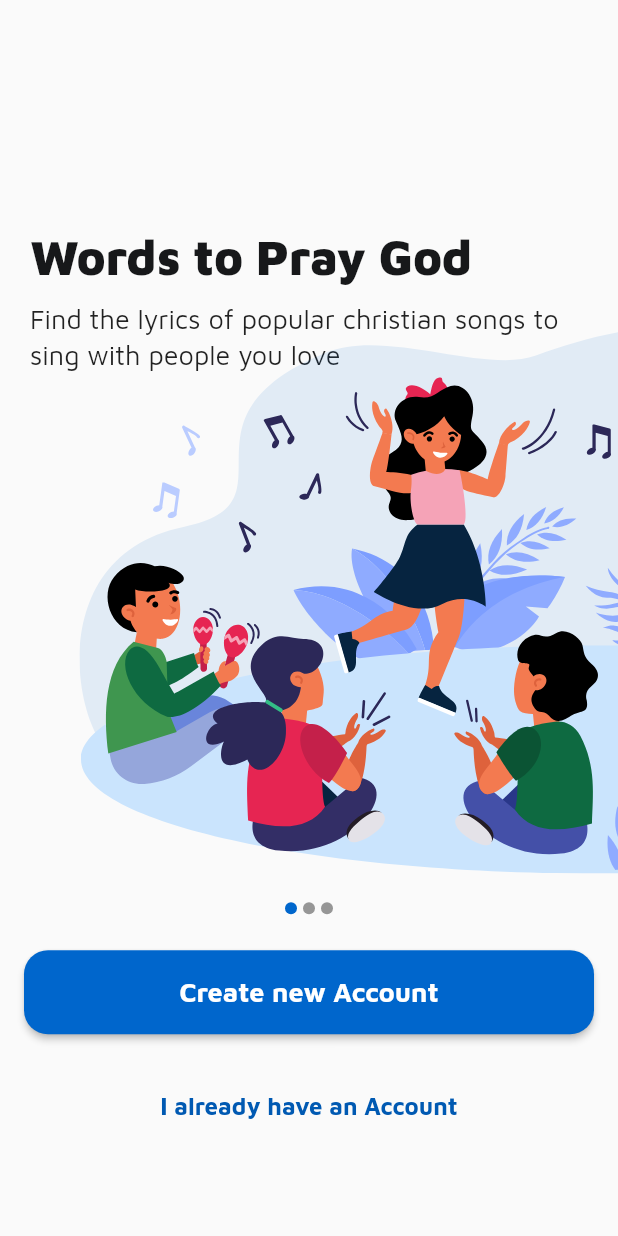
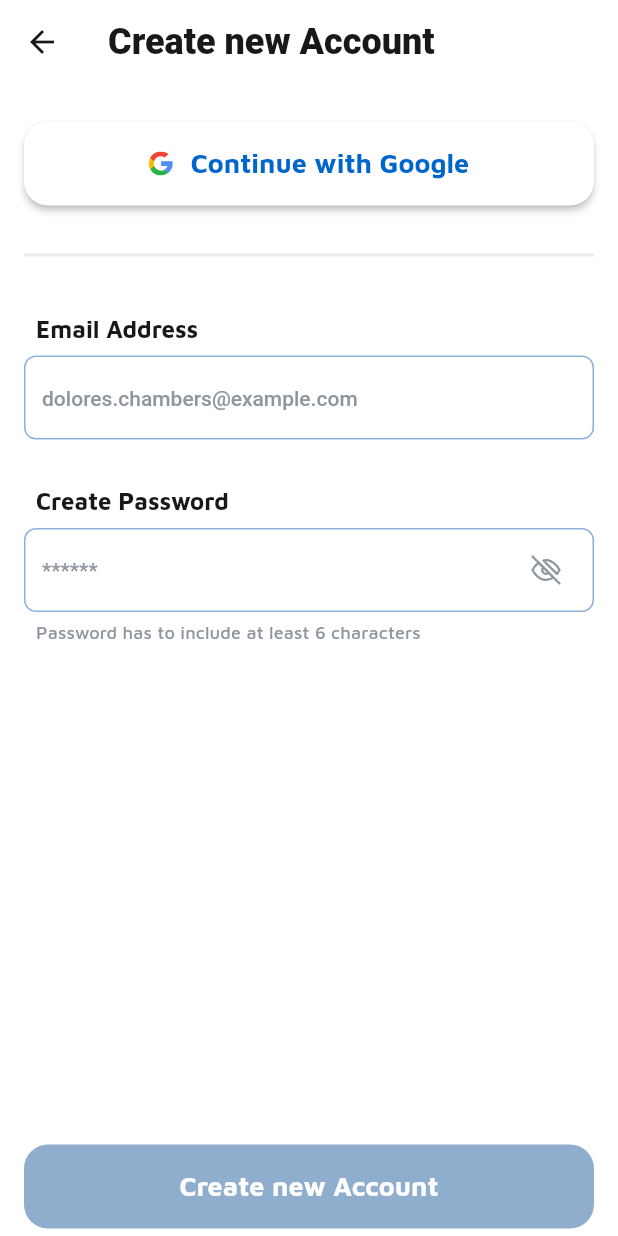
Before and after one commit to lapin7771n/worship-songs, a Flutter app: the screen it shows after launch, after a tap on "Create new Account", on a phone screen of 412 x 824 dp. Run offline on Flutter 3.47's test engine with Material 2 defaults, Android fonts, the phone set to English and light mode, and no system bars; drawn by our look-alikes of carousel_slider; our stand-ins replace flutter_svg.

Commit message:
Auth screen implemented

```diff
--- a/lib/app_colors.dart
+++ b/lib/app_colors.dart
@@ -10,4 +10,5 @@ class AppColors {
   static const Color darkBlue = Color(0xFF013D79);
   static const Color white = Color(0xFFFFFFFF);
   static const Color white60 = Color(0x99FFFFFF);
+  static const Color red = Color(0xFFE20338);
 }
--- a/lib/main.dart
+++ b/lib/main.dart
@@ -1,6 +1,8 @@
+import 'package:flutter/cupertino.dart';
 import 'package:flutter/material.dart';
 import 'package:flutter/services.dart';
 import 'package:worshipsongs/app_colors.dart';
+import 'package:worshipsongs/screens/auth_screen/auth_screen.dart';
 import 'package:worshipsongs/screens/home_screen.dart';
 import 'package:worshipsongs/screens/onboarding_screen.dart';
 
@@ -17,18 +19,57 @@ class MyApp extends StatelessWidget {
     return MaterialApp(
       title: 'Worship songs',
       theme: ThemeData(
+        buttonTheme: ButtonThemeData(
+          height: 56,
+          buttonColor: AppColors.blue,
+          focusColor: AppColors.blueText,
+          disabledColor: Color(0xFF8FADCC),
+        ),
+        errorColor: AppColors.red,
+        scaffoldBackgroundColor: AppColors.white,
         fontFamily: "MavenPro",
-        primaryColor: Color(0xFF0066CC),
+        primaryColor: AppColors.blue,
+        primaryColorDark: AppColors.darkBlue,
         accentColor: AppColors.blue,
         buttonColor: AppColors.blue,
-        brightness: Brightness.light,
+        disabledColor: AppColors.gray,
+        cursorColor: AppColors.black,
         visualDensity: VisualDensity.adaptivePlatformDensity,
+        buttonBarTheme: ButtonBarThemeData(),
+        cupertinoOverrideTheme: CupertinoThemeData(
+          primaryColor: Colors.black,
+        ),
+        inputDecorationTheme: InputDecorationTheme(
+          hintStyle: Theme.of(context)
+              .textTheme
+              .bodyText1
+              .copyWith(color: AppColors.gray),
+          enabledBorder: OutlineInputBorder(
+            borderRadius: BorderRadius.circular(8),
+            borderSide: BorderSide(
+              color: Color(0xFF8DB1D9),
+              width: 1,
+            ),
+          ),
+          focusedBorder: OutlineInputBorder(
+            borderRadius: BorderRadius.circular(8),
+            borderSide: BorderSide(
+              color: AppColors.blue,
+              width: 2,
+            ),
+          ),
+          errorBorder: _buildErrorBorder(),
+          focusedErrorBorder: _buildErrorBorder(),
+          errorStyle: TextStyle(
+            fontSize: 12,
+            fontWeight: FontWeight.w500,
+          ),
+        ),
         textTheme: TextTheme(
           headline1: TextStyle(
             height: 1.33,
             fontWeight: FontWeight.w900,
             fontSize: 32,
-            color: AppColors.black,
           ),
           headline2: TextStyle(
             fontWeight: FontWeight.w900,
@@ -46,13 +87,48 @@ class MyApp extends StatelessWidget {
             height: 1.33,
             fontSize: 18,
           ),
+          subtitle2: TextStyle(
+            fontSize: 12,
+            fontWeight: FontWeight.w500,
+          ),
+          bodyText1: TextStyle(
+            fontSize: 14,
+            fontWeight: FontWeight.w500,
+          ),
+        ).apply(
+          displayColor: AppColors.black,
+        ),
+        appBarTheme: AppBarTheme(
+          brightness: Brightness.light,
+          color: AppColors.white,
+          iconTheme: IconThemeData(
+            color: AppColors.black,
+          ),
+          textTheme: TextTheme(
+            headline6: TextStyle(
+              color: AppColors.black,
+              fontWeight: FontWeight.w900,
+              fontSize: 24,
+            ),
+          ),
         ),
       ),
       initialRoute: OnBoardingScreen.routeName,
       routes: {
         OnBoardingScreen.routeName: (ctx) => OnBoardingScreen(),
         HomeScreen.routeName: (ctx) => HomeScreen(),
+        AuthScreen.routeName: (ctx) => AuthScreen(),
       },
     );
   }
+
+  OutlineInputBorder _buildErrorBorder() {
+    return OutlineInputBorder(
+      borderRadius: BorderRadius.circular(8),
+      borderSide: BorderSide(
+        color: AppColors.red,
+        width: 1,
+      ),
+    );
+  }
 }
--- /dev/null
+++ b/lib/screens/auth_screen/auth_screen.dart
@@ -0,0 +1,54 @@
+import 'package:flutter/material.dart';
+import 'package:flutter_svg/flutter_svg.dart';
+import 'package:worshipsongs/app_colors.dart';
+import 'package:worshipsongs/screens/auth_screen/widgets/auth_form.dart';
+
+class AuthScreen extends StatelessWidget {
+  static const String routeName = '/auth';
+  static const int OPACITY_20 = 51;
+
+  @override
+  Widget build(BuildContext context) {
+    return Scaffold(
+      appBar: AppBar(
+        elevation: 0,
+        title: Text('Create new Account'),
+      ),
+      body: SafeArea(
+        child: Container(
+          padding: EdgeInsets.symmetric(horizontal: 16),
+          width: double.infinity,
+          child: Column(
+            crossAxisAlignment: CrossAxisAlignment.center,
+            children: <Widget>[
+              _buildGoogleButton(context),
+              Divider(thickness: 2, color: AppColors.gray.withAlpha(OPACITY_20)),
+              SizedBox(height: 32),
+              Expanded(child: AuthForm()),
+            ],
+          ),
+        ),
+      ),
+    );
+  }
+
+  Widget _buildGoogleButton(BuildContext context) {
+    return Container(
+      width: double.infinity,
+      margin: EdgeInsets.symmetric(vertical: 25),
+      child: RaisedButton.icon(
+        highlightElevation: 2.0,
+        shape: RoundedRectangleBorder(borderRadius: BorderRadius.circular(16)),
+        color: AppColors.white,
+        onPressed: () {},
+        icon: SvgPicture.asset('assets/images/GoogleIcon.svg'),
+        label: Text(
+          'Continue with Google',
+          style: Theme.of(context).textTheme.headline3.apply(
+                color: AppColors.blue,
+              ),
+        ),
+      ),
+    );
+  }
+}
--- /dev/null
+++ b/lib/screens/auth_screen/widgets/auth_field.dart
@@ -0,0 +1,100 @@
+import 'package:flutter/material.dart';
+import 'package:flutter_svg/flutter_svg.dart';
+
+class AuthField extends StatefulWidget {
+  final String title;
+  final String hintText;
+  final TextInputType textInputType;
+  final bool obscureText;
+  final FocusNode focusNode;
+  final TextInputAction textInputAction;
+  final TextEditingController controller;
+  final String errorText;
+
+  final Function(String) onFieldSubmitted;
+  final Function(String) validator;
+
+  const AuthField({
+    this.title,
+    this.hintText,
+    this.textInputType,
+    this.obscureText = false,
+    this.focusNode,
+    this.onFieldSubmitted,
+    this.textInputAction,
+    this.validator,
+    this.controller,
+    this.errorText,
+  });
+
+  @override
+  _AuthFieldState createState() => _AuthFieldState();
+}
+
+class _AuthFieldState extends State<AuthField> {
+  bool _obscuringEnabled;
+
+  @override
+  void initState() {
+    _obscuringEnabled = widget.obscureText;
+    super.initState();
+  }
+
+  @override
+  Widget build(BuildContext context) {
+    var title = Padding(
+      padding: const EdgeInsets.only(left: 8.0),
+      child: Text(
+        widget.title,
+        style: Theme.of(context).textTheme.headline4,
+      ),
+    );
+
+    var inputDecoration = InputDecoration(
+        errorText: widget.errorText,
+        hintText: widget.hintText,
+        suffixIcon: widget.obscureText
+            ? GestureDetector(
+                onTap: _toggleVisibility,
+                child: Padding(
+                  padding: const EdgeInsets.only(
+                    top: 12,
+                    bottom: 12,
+                    right: 16,
+                  ),
+                  child: SvgPicture.asset('assets/images/Closed.svg'),
+                ),
+              )
+            : null);
+
+    var textFormField = TextFormField(
+      controller: widget.controller,
+      validator: widget.validator,
+      focusNode: widget.focusNode,
+      onFieldSubmitted: widget.onFieldSubmitted,
+      textInputAction: widget.textInputAction,
+      obscureText: _obscuringEnabled,
+      autocorrect: false,
+      keyboardType: widget.textInputType,
+      style: Theme.of(context).textTheme.bodyText1,
+      decoration: inputDecoration,
+    );
+
+    return Column(
+      crossAxisAlignment: CrossAxisAlignment.start,
+      children: <Widget>[
+        title,
+        SizedBox(
+          height: 8,
+        ),
+        textFormField
+      ],
+    );
+  }
+
+  _toggleVisibility() {
+    setState(() {
+      _obscuringEnabled = !_obscuringEnabled;
+    });
+  }
+}
--- /dev/null
+++ b/lib/screens/auth_screen/widgets/auth_form.dart
@@ -0,0 +1,162 @@
+import 'package:flutter/material.dart';
+import 'package:worshipsongs/app_colors.dart';
+import 'package:worshipsongs/widgets/button.dart';
+
+import 'auth_field.dart';
+
+class AuthForm extends StatefulWidget {
+  @override
+  _AuthFormState createState() => _AuthFormState();
+}
+
+class _AuthFormState extends State<AuthForm> {
+  final _formKey = GlobalKey<FormState>();
+  final _emailController = TextEditingController();
+  final _passwordController = TextEditingController();
+
+  FocusNode _emailFocusNode;
+  FocusNode _passwordFocusNode;
+  bool isEmailValid = false;
+  bool isPasswordValid = true;
+  String emailErrorText;
+  String passwordErrorText;
+
+  @override
+  void initState() {
+    super.initState();
+    _emailFocusNode = FocusNode();
+    _passwordFocusNode = FocusNode();
+
+    _emailFocusNode.addListener(_emailFocusCallback);
+    _passwordFocusNode.addListener(_passwordFocusCallback);
+
+    _emailController.addListener(_emailFocusCallback);
+    _passwordController.addListener(_passwordFocusCallback);
+  }
+
+  @override
+  void dispose() {
+    super.dispose();
+    _emailFocusNode.dispose();
+    _passwordFocusNode.dispose();
+
+    _emailController.dispose();
+    _passwordController.dispose();
+  }
+
+  @override
+  Widget build(BuildContext context) {
+    var emailField = AuthField(
+      title: 'Email Address',
+      hintText: 'dolores.chambers@example.com',
+      textInputType: TextInputType.emailAddress,
+      focusNode: _emailFocusNode,
+      textInputAction: TextInputAction.next,
+      onFieldSubmitted: (val) {
+        _goToPassword(context);
+      },
+      controller: _emailController,
+      errorText: emailErrorText,
+    );
+
+    var passwordField = AuthField(
+      title: 'Create Password',
+      hintText: '******',
+      textInputType: TextInputType.visiblePassword,
+      obscureText: true,
+      focusNode: _passwordFocusNode,
+      controller: _passwordController,
+      errorText: passwordErrorText,
+    );
+
+    var passwordBottomText = Padding(
+      padding: const EdgeInsets.only(left: 8.0, top: 6.0),
+      child: Text(
+        'Password has to include at least 6 characters',
+        style: Theme.of(context)
+            .textTheme
+            .subtitle2
+            .copyWith(color: AppColors.gray),
+      ),
+    );
+
+    var actionButton = Expanded(
+      child: Padding(
+        padding: const EdgeInsets.only(bottom: 5.0),
+        child: Align(
+          alignment: Alignment.bottomCenter,
+          child: Container(
+            width: double.infinity,
+            child: Button(
+              title: 'Create new Account',
+              onPressed: isEmailValid && isPasswordValid
+                  ? () => print('Pressed')
+                  : null,
+            ),
+          ),
+        ),
+      ),
+    );
+
+    return Form(
+      key: _formKey,
+      child: Column(
+        mainAxisSize: MainAxisSize.max,
+        crossAxisAlignment: CrossAxisAlignment.start,
+        children: <Widget>[
+          SingleChildScrollView(
+            child: Column(
+              crossAxisAlignment: CrossAxisAlignment.start,
+              children: <Widget>[
+                emailField,
+                const SizedBox(
+                  height: 32,
+                ),
+                passwordField,
+                if (isPasswordValid) passwordBottomText,
+              ],
+            ),
+          ),
+          actionButton,
+        ],
+      ),
+    );
+  }
+
+  void _goToPassword(BuildContext context) =>
+      FocusScope.of(context).requestFocus(_passwordFocusNode);
+
+  _validateEmail(String email) {
+    if (email.isEmpty) {
+      return;
+    }
+    Pattern emailPattern =
+        (r"^((([!#$%&'*+\-/=?^_`{|}~\w])|([!#$%&'*+\-/=?^_`{|}~\w][!#$%&'*+\-/=?^_`{|}~\.\w]{0,}[!#$%&'*+\-/=?^_`{|}~\w]))[@]\w+([-.]\w+)*\.\w+([-.]\w+)*)$");
+    var regExp = RegExp(emailPattern);
+    isEmailValid = regExp.hasMatch(email);
+    emailErrorText =
+        isEmailValid ? null : 'This doesn’t looks like email address';
+  }
+
+  _validatePassword(String password) {
+    if (password.isEmpty) {
+      return;
+    }
+    isPasswordValid = password.length >= 6;
+    passwordErrorText = isPasswordValid
+        ? null
+        : 'Your password contain ${password.length}/6 characters';
+  }
+
+  _emailFocusCallback() {
+    setState(() {
+      _validateEmail(_emailController.text);
+    });
+  }
+
+  _passwordFocusCallback() {
+    setState(() {
+      _validatePassword(_passwordController.text);
+    });
+  }
+}
--- a/lib/screens/onboarding_screen.dart
+++ b/lib/screens/onboarding_screen.dart
@@ -1,10 +1,11 @@
 import 'package:flutter/material.dart';
 import 'package:flutter_svg/flutter_svg.dart';
+import 'package:worshipsongs/screens/auth_screen/auth_screen.dart';
 import 'package:worshipsongs/widgets/button.dart';
 import 'package:worshipsongs/widgets/carousel_with_indicator.dart';
 
 class OnBoardingScreen extends StatelessWidget {
-  static const String routeName = "/";
+  static const String routeName = "/on-boarding";
 
   final texts = const <String, List<String>>{
     'title': [
@@ -15,7 +16,7 @@ class OnBoardingScreen extends StatelessWidget {
     'text': [
       'Find the lyrics of popular christian songs to sing with people you love',
       'Beside lyrics you also can find the chords for guitar and notes for piano!',
-      'Read the great stories of great people how God change their lives!',
+      'Read the great stories of great people how God changes their lives!',
     ],
     'image': [
       'assets/images/illustrations/ValueProposition1.svg',
@@ -30,21 +31,16 @@ class OnBoardingScreen extends StatelessWidget {
       body: Column(
         children: <Widget>[
           SizedBox(
-            height: MediaQuery
-                .of(context)
-                .size
-                .height * .18,
+            height: MediaQuery.of(context).size.height * .18,
           ),
           CarouselWithIndicator(
-            height: MediaQuery
-                .of(context)
-                .size
-                .height * .55,
+            autoPlay: true,
+            height: MediaQuery.of(context).size.height * .55,
             children: <Widget>[
               ...[0, 1, 2]
                   .map(
                     (e) => buildCarouselChild(context, e),
-              )
+                  )
                   .toList(),
             ],
           ),
@@ -54,13 +50,12 @@ class OnBoardingScreen extends StatelessWidget {
               vertical: 24,
               horizontal: 16,
             ),
-            width: MediaQuery
-                .of(context)
-                .size
-                .width,
+            width: MediaQuery.of(context).size.width,
             child: Button(
               title: "Create new Account",
-              onPressed: () {},
+              onPressed: () {
+                Navigator.of(context).pushNamed(AuthScreen.routeName);
+              },
             ),
           ),
           TextButton(
@@ -80,10 +75,7 @@ class OnBoardingScreen extends StatelessWidget {
           padding: const EdgeInsets.only(left: 20.0),
           child: Text(
             texts['title'][index],
-            style: Theme
-                .of(context)
-                .textTheme
-                .headline1,
+            style: Theme.of(context).textTheme.headline1,
           ),
         ),
         SizedBox(
@@ -93,19 +85,17 @@ class OnBoardingScreen extends StatelessWidget {
           padding: const EdgeInsets.symmetric(horizontal: 20.0),
           child: Text(
             texts['text'][index],
-            style: Theme
-                .of(context)
-                .textTheme
-                .subtitle1,
+            style: Theme.of(context).textTheme.subtitle1,
           ),
         ),
         Container(
-          transform: index != 2 ?Matrix4.translationValues(0, -30, 0) : null,
+          transform: index != 2 ? Matrix4.translationValues(0, -15, 0) : null,
           child: Row(
             mainAxisAlignment: getImageAlignment(index),
             children: <Widget>[
               SvgPicture.asset(
                 texts['image'][index],
+                fit: BoxFit.cover,
               ),
             ],
           ),
@@ -123,5 +113,6 @@ class OnBoardingScreen extends StatelessWidget {
       case 2:
         return MainAxisAlignment.center;
     }
+    return MainAxisAlignment.center;
   }
 }
--- a/lib/widgets/button.dart
+++ b/lib/widgets/button.dart
@@ -15,11 +15,13 @@ class Button extends StatelessWidget {
     return RaisedButton(
       shape: RoundedRectangleBorder(borderRadius: BorderRadius.circular(16)),
       onPressed: onPressed,
+      highlightElevation: 2.0,
       child: Text(
         title,
-        style: Theme.of(context).textTheme.headline3.copyWith(
-              color: AppColors.white,
-            ),
+        style: Theme.of(context)
+            .textTheme
+            .headline3
+            .copyWith(color: AppColors.white),
       ),
     );
   }
--- a/lib/widgets/carousel_with_indicator.dart
+++ b/lib/widgets/carousel_with_indicator.dart
@@ -5,10 +5,12 @@ import 'package:worshipsongs/app_colors.dart';
 class CarouselWithIndicator extends StatefulWidget {
   final List<Widget> children;
   final double height;
+  final bool autoPlay;
 
   const CarouselWithIndicator({
     this.children,
     this.height,
+    this.autoPlay = false,
   });
 
   @override
@@ -32,7 +34,8 @@ class _CarouselWithIndicatorState extends State<CarouselWithIndicator> {
             viewportFraction: 1.0,
             disableCenter: true,
             height: widget.height,
-            autoPlay: false,
+            autoPlay: widget.autoPlay,
+            scrollPhysics: BouncingScrollPhysics(),
             enableInfiniteScroll: false,
             onPageChanged: (index, reason){
               setState(() {
```
